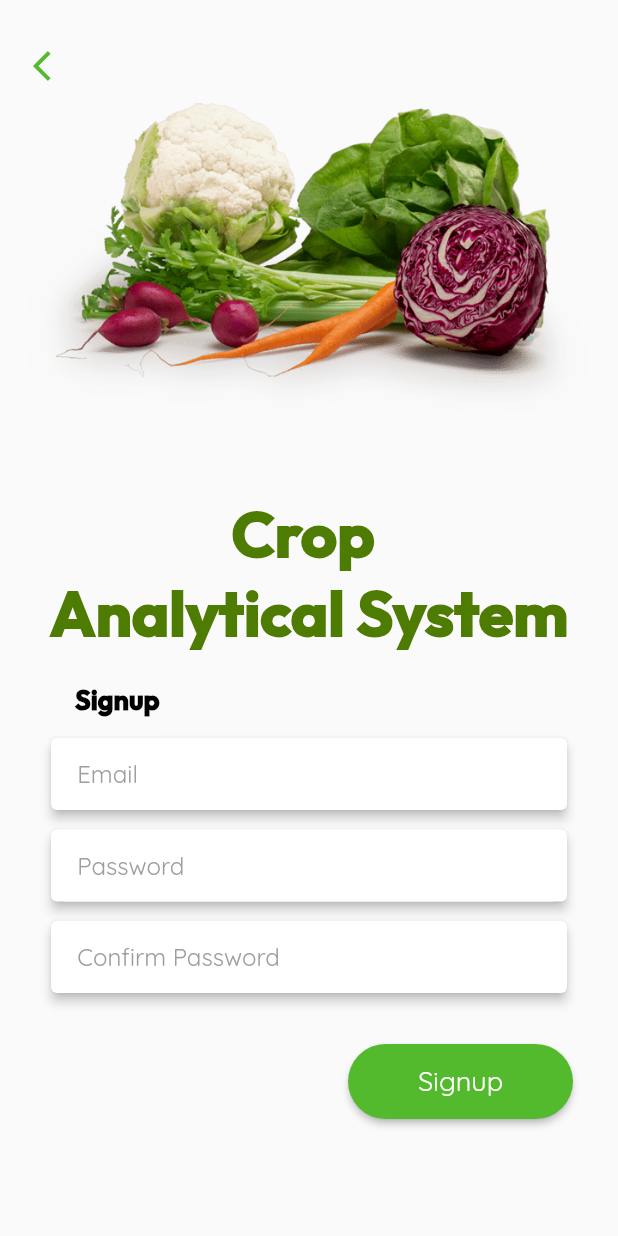
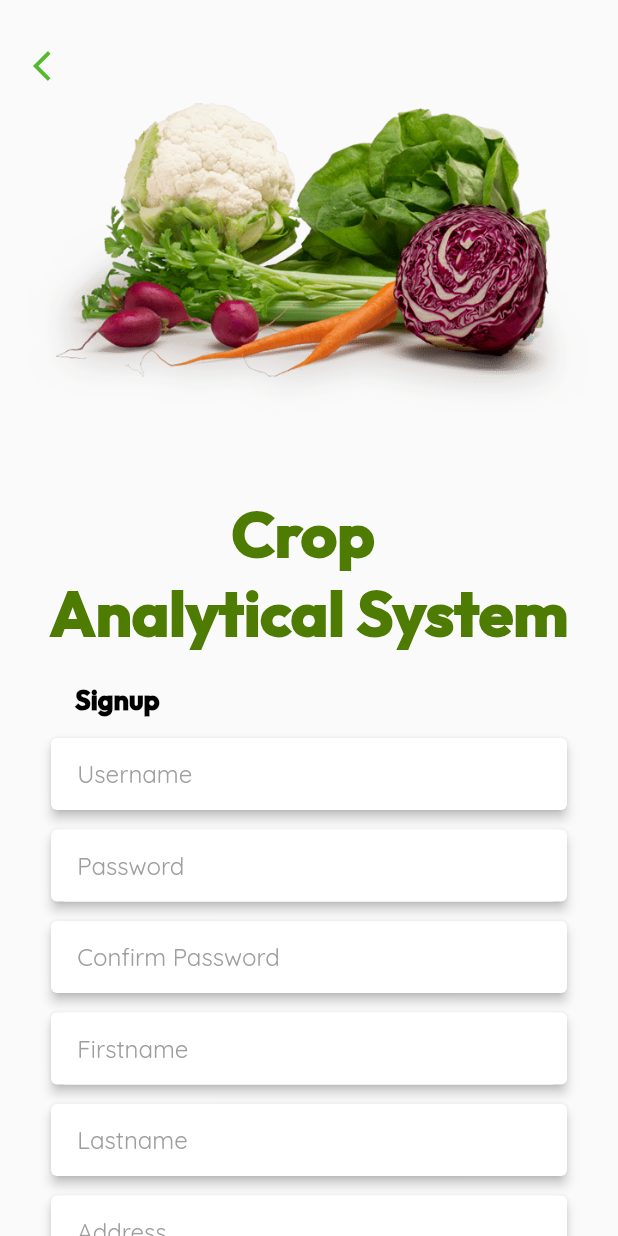
Before and after one commit to lansoyyy/Suggestive-crop-yield-analytical-system, a Flutter app: the RegisterScreen screen opened directly, on a phone screen of 412 x 824 dp. Run offline on Flutter 3.47's test engine with Material 2 defaults, Android fonts, the phone set to English and light mode, and no system bars; our stand-ins replace fluttertoast, get_storage; accounts and stored records are empty.

Commit message:
added auth fields

```diff
--- a/lib/screens/auth/login_page.dart
+++ b/lib/screens/auth/login_page.dart
@@ -64,7 +64,7 @@ class LoginScreen extends StatelessWidget {
                     decoration: const InputDecoration(
                         prefixText: '',
                         border: InputBorder.none,
-                        hintText: '    Email',
+                        hintText: '    Username',
                         hintStyle: TextStyle(
                           color: Colors.grey,
                           fontFamily: 'QRegular',
--- a/lib/screens/auth/signup_screen.dart
+++ b/lib/screens/auth/signup_screen.dart
@@ -13,6 +13,9 @@ class RegisterScreen extends StatelessWidget {
 
   late String password = '';
   late String confirmPassword = '';
+  late String firstName = '';
+  late String lastName = '';
+  late String address = '';
 
   RegisterScreen({super.key});
   @override
@@ -80,7 +83,7 @@ class RegisterScreen extends StatelessWidget {
                     decoration: const InputDecoration(
                         prefixText: '',
                         border: InputBorder.none,
-                        hintText: '    Email',
+                        hintText: '    Username',
                         hintStyle: TextStyle(
                           color: Colors.grey,
                           fontFamily: 'QRegular',
@@ -146,6 +149,87 @@ class RegisterScreen extends StatelessWidget {
               ),
             ),
             const SizedBox(
+              height: 5,
+            ),
+            Padding(
+              padding: const EdgeInsets.only(left: 30, right: 30),
+              child: Card(
+                elevation: 3,
+                child: Container(
+                  decoration: BoxDecoration(
+                      borderRadius: BorderRadius.circular(10),
+                      color: Colors.white),
+                  child: TextFormField(
+                    onChanged: ((value) {
+                      firstName = value;
+                    }),
+                    decoration: const InputDecoration(
+                        prefixText: '',
+                        border: InputBorder.none,
+                        hintText: '    Firstname',
+                        hintStyle: TextStyle(
+                          color: Colors.grey,
+                          fontFamily: 'QRegular',
+                        )),
+                  ),
+                ),
+              ),
+            ),
+            const SizedBox(
+              height: 5,
+            ),
+            Padding(
+              padding: const EdgeInsets.only(left: 30, right: 30),
+              child: Card(
+                elevation: 3,
+                child: Container(
+                  decoration: BoxDecoration(
+                      borderRadius: BorderRadius.circular(10),
+                      color: Colors.white),
+                  child: TextFormField(
+                    onChanged: ((value) {
+                      lastName = value;
+                    }),
+                    decoration: const InputDecoration(
+                        prefixText: '',
+                        border: InputBorder.none,
+                        hintText: '    Lastname',
+                        hintStyle: TextStyle(
+                          color: Colors.grey,
+                          fontFamily: 'QRegular',
+                        )),
+                  ),
+                ),
+              ),
+            ),
+            const SizedBox(
+              height: 5,
+            ),
+            Padding(
+              padding: const EdgeInsets.only(left: 30, right: 30),
+              child: Card(
+                elevation: 3,
+                child: Container(
+                  decoration: BoxDecoration(
+                      borderRadius: BorderRadius.circular(10),
+                      color: Colors.white),
+                  child: TextFormField(
+                    onChanged: ((value) {
+                      address = value;
+                    }),
+                    decoration: const InputDecoration(
+                        prefixText: '',
+                        border: InputBorder.none,
+                        hintText: '    Address',
+                        hintStyle: TextStyle(
+                          color: Colors.grey,
+                          fontFamily: 'QRegular',
+                        )),
+                  ),
+                ),
+              ),
+            ),
+            const SizedBox(
               height: 30,
             ),
             Padding(
@@ -156,22 +240,19 @@ class RegisterScreen extends StatelessWidget {
                   width: 150,
                   child: ButtonWidget(
                       onPressed: (() {
-                        if (email.contains('@')) {
                         if (confirmPassword != password) {
-                            Fluttertoast.showToast(
-                                msg: 'Password do not match!');
+                          Fluttertoast.showToast(msg: 'Password do not match!');
                         } else {
                           Fluttertoast.showToast(
                               msg: 'Account created succesfully!');
                           box.write('email', email);
                           box.write('password', password);
+                          box.write('firstName', firstName);
+                          box.write('lastName', lastName);
+                          box.write('address', address);
                           Navigator.of(context).pushReplacement(
                               MaterialPageRoute(
                                   builder: (context) => LoginScreen()));
-                          }
-                        } else {
-                          Fluttertoast.showToast(
-                              msg: 'Please provide a valid email address!');
                         }
                       }),
                       label: 'Signup'),
--- a/pubspec.yaml
+++ b/pubspec.yaml
@@ -19,7 +19,7 @@ publish_to: 'none' # Remove this line if you wish to publish to pub.dev
 version: 1.0.0+1
 
 environment:
-  sdk: '>=2.19.6 <3.0.0'
+  sdk: '>=2.19.0 <3.0.0'
 
 # Dependencies specify other packages that your package needs in order to work.
 # To automatically upgrade your package dependencies to the latest versions
```
Also changed, not shown: pubspec.lock. Lines whose indentation alone changed are shown as unchanged.
